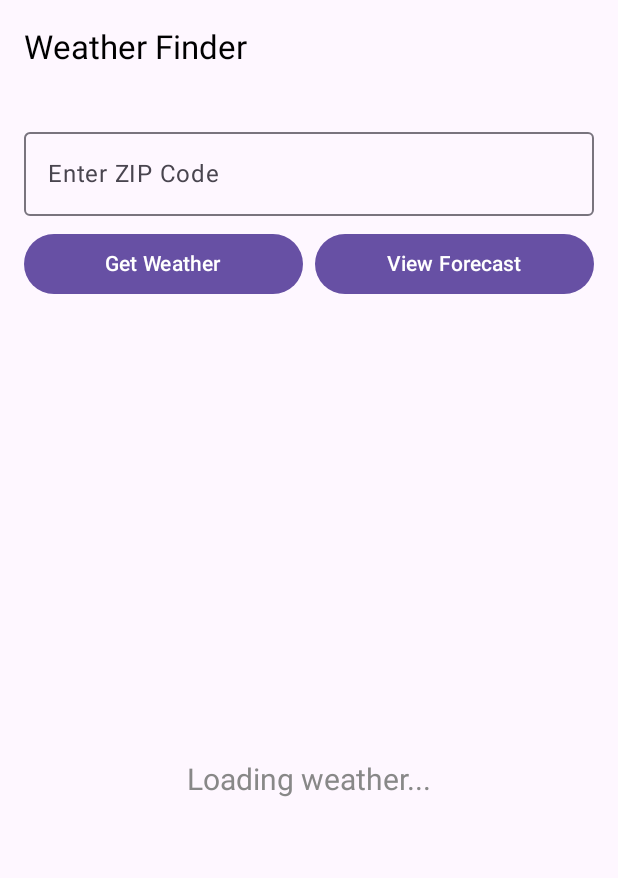
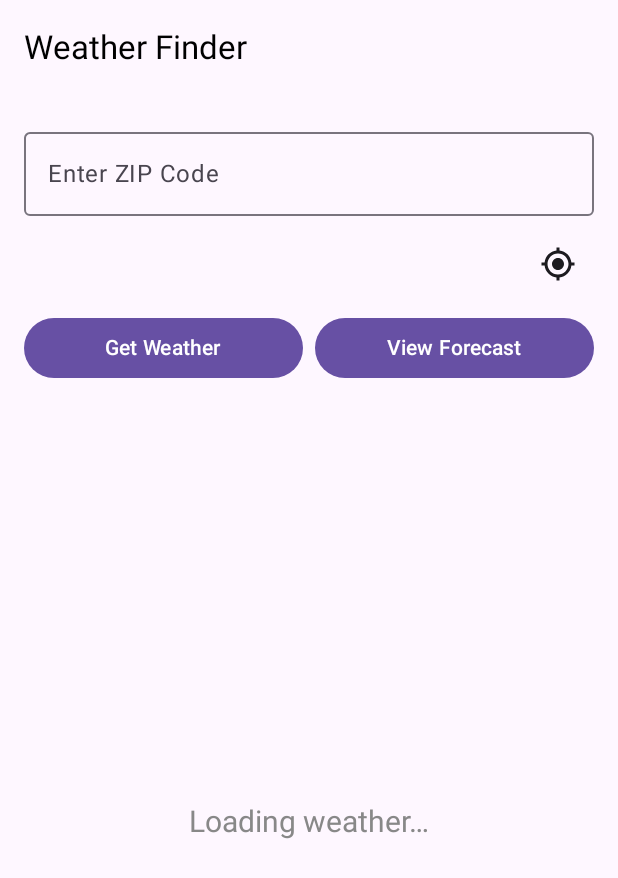
Before and after one commit to ahussein7890/Weather, an Android app built with Jetpack Compose: the WeatherScreen screen opened through its navigation route, on a phone screen of 412 x 824 dp. Shown: the top 878 px of the screen. Run offline under Robolectric (Android 15) with nearby library versions, the phone set to English and light mode, and no system bars.

Commit message:
Assignment 5

```diff
--- a/app/src/main/java/com/example/myapplication/ForecastResponse.kt
+++ b/app/src/main/java/com/example/myapplication/ForecastResponse.kt
@@ -1,4 +1,4 @@
-package com.example.myapplicationweather342
+package com.example.myapplication
 
 import com.google.gson.annotations.SerializedName
 
--- a/app/src/main/java/com/example/myapplication/MainActivity.kt
+++ b/app/src/main/java/com/example/myapplication/MainActivity.kt
@@ -1,34 +1,43 @@
-package com.example.myapplicationweather342
+package com.example.myapplication
 
+import android.Manifest
+import android.content.Intent
+import android.os.Build
 import android.os.Bundle
 import androidx.activity.ComponentActivity
 import androidx.activity.compose.setContent
+import androidx.activity.compose.rememberLauncherForActivityResult
+import androidx.activity.result.contract.ActivityResultContracts
 import androidx.activity.viewModels
-import androidx.compose.foundation.Image
+
 import androidx.compose.foundation.background
 import androidx.compose.foundation.layout.*
 import androidx.compose.foundation.text.KeyboardActions
 import androidx.compose.foundation.text.KeyboardOptions
-import androidx.compose.material3.ExperimentalMaterial3Api
-import androidx.compose.material3.Scaffold
-import androidx.compose.material3.Text
-import androidx.compose.material3.TopAppBar
-import androidx.compose.material3.Button
-import androidx.compose.material3.OutlinedTextField
+
+import androidx.compose.material3.*
+import androidx.compose.material.icons.Icons
+import androidx.compose.material.icons.filled.MyLocation
+
 import androidx.compose.runtime.*
 import androidx.compose.ui.Alignment
 import androidx.compose.ui.Modifier
 import androidx.compose.ui.graphics.Color
+
+import androidx.compose.ui.platform.LocalContext
 import androidx.compose.ui.platform.LocalFocusManager
-import androidx.compose.ui.res.painterResource
+import androidx.compose.ui.res.stringResource
+
 import androidx.compose.ui.text.font.FontWeight
 import androidx.compose.ui.text.input.ImeAction
 import androidx.compose.ui.text.input.KeyboardType
 import androidx.compose.ui.text.style.TextAlign
+
 import androidx.compose.ui.unit.dp
 import androidx.compose.ui.unit.sp
+
+import androidx.core.content.ContextCompat
 import androidx.navigation.NavController
-import androidx.navigation.NavHostController
 import androidx.navigation.compose.NavHost
 import androidx.navigation.compose.composable
 import androidx.navigation.compose.rememberNavController
@@ -39,35 +48,73 @@ class MainActivity : ComponentActivity() {
     override fun onCreate(savedInstanceState: Bundle?) {
         super.onCreate(savedInstanceState)
         setContent {
-            val navController = rememberNavController()
-            WeatherNavGraph(navController, weatherViewModel)
+            WeatherNavGraph(weatherViewModel)
         }
     }
 }
 
+// ----------------
+// Composables
+// ----------------
+
+@OptIn(ExperimentalMaterial3Api::class)
 @Composable
-fun WeatherNavGraph(navController: NavHostController, weatherViewModel: WeatherViewModel) {
-    NavHost(navController = navController, startDestination = "weather") {
+fun WeatherNavGraph(weatherViewModel: WeatherViewModel) {
+    val navController = rememberNavController()
+    NavHost(navController, startDestination = "weather") {
         composable("weather") {
-            WeatherScreen(navController = navController, weatherViewModel = weatherViewModel)
+            WeatherScreen(navController, weatherViewModel)
         }
         composable("forecast") {
-            ForecastScreen(viewModel = weatherViewModel)
+            // Pass the same navController so ForecastScreen can pop back
+            ForecastScreen(
+                viewModel     = weatherViewModel,
+                navController = navController
+            )
         }
     }
 }
 
 @OptIn(ExperimentalMaterial3Api::class)
 @Composable
-fun WeatherScreen(navController: NavController, weatherViewModel: WeatherViewModel) {
+fun WeatherScreen(
+    navController: NavController,
+    weatherViewModel: WeatherViewModel
+) {
+    val context = LocalContext.current
     val weatherState by weatherViewModel.weatherData.collectAsState()
     var zipCode by remember { mutableStateOf("") }
     val focusManager = LocalFocusManager.current
 
+    // 1) Launcher for location permission
+    val locationLauncher = rememberLauncherForActivityResult(
+        ActivityResultContracts.RequestPermission()
+    ) { granted ->
+        if (granted) {
+            // start your foreground service for ongoing notifications
+            ContextCompat.startForegroundService(
+                context,
+                Intent(context, LocationWeatherService::class.java)
+            )
+            // immediately fetch and display UI weather for current location
+            weatherViewModel.fetchWeatherByLocation()
+        }
+    }
+
+    // 2) Launcher for notifications (Android 13+)
+    val notifyLauncher = rememberLauncherForActivityResult(
+        ActivityResultContracts.RequestPermission()
+    ) { /* no‐op */ }
+
     Scaffold(
         topBar = {
             TopAppBar(
-                title = { Text("Weather Finder", color = Color.Black) },
+                title = {
+                    Text(
+                        stringResource(R.string.weather_finder_title),
+                        color = Color.Black
+                    )
+                },
                 modifier = Modifier
                     .fillMaxWidth()
                     .background(Color.Gray)
@@ -75,18 +122,21 @@ fun WeatherScreen(navController: NavController, weatherViewModel: WeatherViewMod
         }
     ) { padding ->
         Column(
-            modifier = Modifier
+            Modifier
                 .fillMaxSize()
                 .padding(padding)
                 .padding(horizontal = 16.dp),
             horizontalAlignment = Alignment.CenterHorizontally
         ) {
-            Spacer(modifier = Modifier.height(16.dp))
+            Spacer(Modifier.height(16.dp))
 
+            // ZIP code input
             OutlinedTextField(
                 value = zipCode,
-                onValueChange = { if (it.length <= 5 && it.all { c -> c.isDigit() }) zipCode = it },
-                label = { Text("Enter ZIP Code") },
+                onValueChange = {
+                    if (it.all(Char::isDigit) && it.length <= 5) zipCode = it
+                },
+                label = { Text(stringResource(R.string.label_zip_code)) },
                 singleLine = true,
                 keyboardOptions = KeyboardOptions(
                     keyboardType = KeyboardType.Number,
@@ -98,79 +148,96 @@ fun WeatherScreen(navController: NavController, weatherViewModel: WeatherViewMod
                 modifier = Modifier.fillMaxWidth()
             )
 
-            Spacer(modifier = Modifier.height(8.dp))
+            Spacer(Modifier.height(8.dp))
 
+            // My Location button
             Row(
-                modifier = Modifier.fillMaxWidth(),
+                Modifier
+                    .fillMaxWidth()
+                    .padding(bottom = 8.dp),
+                horizontalArrangement = Arrangement.End
+            ) {
+                IconButton(onClick = {
+                    // request fine‐location
+                    locationLauncher.launch(Manifest.permission.ACCESS_FINE_LOCATION)
+                    // post notifications if needed
+                    if (Build.VERSION.SDK_INT >= Build.VERSION_CODES.TIRAMISU) {
+                        notifyLauncher.launch(Manifest.permission.POST_NOTIFICATIONS)
+                    }
+                }) {
+                    Icon(
+                        Icons.Filled.MyLocation,
+                        contentDescription = stringResource(R.string.desc_my_location)
+                    )
+                }
+            }
+
+            // ZIP-based weather & forecast buttons
+            Row(
+                Modifier.fillMaxWidth(),
                 horizontalArrangement = Arrangement.SpaceBetween
             ) {
                 Button(
                     onClick = {
                         if (zipCode.length == 5) {
-                            weatherViewModel.fetchWeatherByZipCode(zipCode, "0f61d4ac2507933fd147c5105db3ac8f")
+                            weatherViewModel.fetchWeatherByZipCode(zipCode)
                             focusManager.clearFocus()
                         }
                     },
                     modifier = Modifier.weight(1f)
                 ) {
-                    Text("Get Weather")
+                    Text(stringResource(R.string.button_get_weather))
                 }
 
-                Spacer(modifier = Modifier.width(8.dp))
+                Spacer(Modifier.width(8.dp))
 
                 Button(
                     onClick = {
                         if (zipCode.length == 5) {
-                            weatherViewModel.fetchForecastByZipCode(zipCode, "0f61d4ac2507933fd147c5105db3ac8f")
+                            weatherViewModel.fetchForecastByZipCode(zipCode)
                             focusManager.clearFocus()
                             navController.navigate("forecast")
                         }
                     },
                     modifier = Modifier.weight(1f)
                 ) {
-                    Text("View Forecast")
+                    Text(stringResource(R.string.button_view_forecast))
                 }
             }
 
-            Spacer(modifier = Modifier.height(16.dp))
+            Spacer(Modifier.height(16.dp))
 
-            weatherState?.let { weather ->
+            // Display current weather or loading state
+            weatherState?.let { w ->
                 Column(
-                    modifier = Modifier.fillMaxWidth(),
+                    Modifier.fillMaxWidth(),
                     horizontalAlignment = Alignment.CenterHorizontally
                 ) {
-                    Text(weather.cityName, fontSize = 18.sp, fontWeight = FontWeight.Medium)
-                    Spacer(modifier = Modifier.height(8.dp))
+                    Text(w.cityName, fontSize = 18.sp, fontWeight = FontWeight.Medium)
+                    Spacer(Modifier.height(8.dp))
                     Text(
-                        text = "${weather.main.temperature}°",
+                        "${w.main.temperature}°",
                         fontSize = 64.sp,
                         fontWeight = FontWeight.Bold,
                         textAlign = TextAlign.Center
                     )
-                    Text("Feels like ${weather.main.temperature}°", fontSize = 14.sp, color = Color.Gray)
-                    Spacer(modifier = Modifier.height(8.dp))
-
-                    Image(
-                        painter = painterResource(id = R.mipmap.ic_launcher_foreground),
-                        contentDescription = "Weather Icon",
-                        modifier = Modifier.size(50.dp)
+                    Text(
+                        "Feels like ${w.main.temperature}°",
+                        fontSize = 14.sp,
+                        color = Color.Gray
                     )
-
-                    Spacer(modifier = Modifier.height(16.dp))
-
-                    Column {
-                        Text("Humidity: ${weather.main.humidity}%", fontSize = 16.sp)
-                        Text("Description: ${weather.weather[0].description}", fontSize = 16.sp)
-                    }
+                    Spacer(Modifier.height(8.dp))
+                    Text("Humidity: ${w.main.humidity}%", fontSize = 16.sp)
+                    Text(w.weather.first().description, fontSize = 16.sp)
                 }
             } ?: run {
-                Spacer(modifier = Modifier.weight(1f))
+                Spacer(Modifier.weight(1f))
                 Text(
-                    text = "Loading weather...",
+                    stringResource(R.string.loading_weather),
                     fontSize = 20.sp,
                     color = Color.Gray
                 )
-                Spacer(modifier = Modifier.weight(1f))
+                Spacer(Modifier.weight(1f))
             }
         }
     }
--- a/app/src/main/java/com/example/myapplication/WeatherApiClient.kt
+++ b/app/src/main/java/com/example/myapplication/WeatherApiClient.kt
@@ -1,4 +1,4 @@
-package com.example.myapplicationweather342
+package com.example.myapplication
 
 import okhttp3.OkHttpClient
 import okhttp3.logging.HttpLoggingInterceptor
--- a/app/src/main/java/com/example/myapplication/WeatherApiService.kt
+++ b/app/src/main/java/com/example/myapplication/WeatherApiService.kt
@@ -1,4 +1,4 @@
-package com.example.myapplicationweather342
+package com.example.myapplication
 
 import retrofit2.http.GET
 import retrofit2.http.Query
--- a/app/src/main/java/com/example/myapplication/WeatherResponse.at.kt
+++ b/app/src/main/java/com/example/myapplication/WeatherResponse.at.kt
@@ -1,4 +1,4 @@
-package com.example.myapplicationweather342
+package com.example.myapplication
 
 import com.google.gson.annotations.SerializedName
 
--- a/app/src/main/res/values/strings.xml
+++ b/app/src/main/res/values/strings.xml
@@ -1,3 +1,23 @@
 <resources>
+    <!-- App -->
     <string name="app_name">My Application</string>
+
+    <!-- Main Screen -->
+    <string name="weather_finder_title">Weather Finder</string>
+    <string name="label_zip_code">Enter ZIP Code</string>
+    <string name="button_get_weather">Get Weather</string>
+    <string name="button_view_forecast">View Forecast</string>
+    <string name="button_my_location">My Location</string>
+    <string name="desc_my_location">Get weather for current location</string>
+    <string name="loading_weather">Loading weather…</string>
+    <string name="error_invalid_zip">Please enter a 5-digit ZIP code</string>
+
+    <!-- Forecast Screen -->
+    <string name="forecast_screen_title">5-Day Forecast</string>
+    <!-- Back button -->
+    <string name="back">Back</string>
+
+    <!-- Notification -->
+    <string name="notification_channel_name">Weather Updates</string>
+    <string name="notification_channel_desc">Shows current weather in status bar</string>
 </resources>
--- a/app/src/main/res/values/styles.xml
+++ b/app/src/main/res/values/styles.xml
@@ -1,3 +1,12 @@
+<?xml version="1.0" encoding="utf-8"?>
 <resources>
-    <!-- Leave empty or define unrelated styles only -->
+    <!-- Application’s main theme, based on Material3 DayNight with no action bar -->
+    <style name="Theme.MyApplication" parent="Theme.Material3.DayNight.NoActionBar">
+        <!-- You can customize your colors here, or leave empty if you handle everything in Compose -->
+        <!--
+        <item name="colorPrimary">@color/md_theme_light_primary</item>
+        <item name="colorOnPrimary">@color/md_theme_light_onPrimary</item>
+        …
+        -->
+    </style>
 </resources>
```
Also changed, not shown: app/build.gradle.kts (+35 -13 lines), app/src/main/AndroidManifest.xml (+20 -2 lines), app/src/main/java/com/example/myapplication/ForecastScreen.kt (+23 -6 lines), app/src/main/java/com/example/myapplication/LocationWeatherService.kt (added, +149 -0 lines), app/src/main/java/com/example/myapplication/WeatherViewModel.kt (+62 -23 lines).
